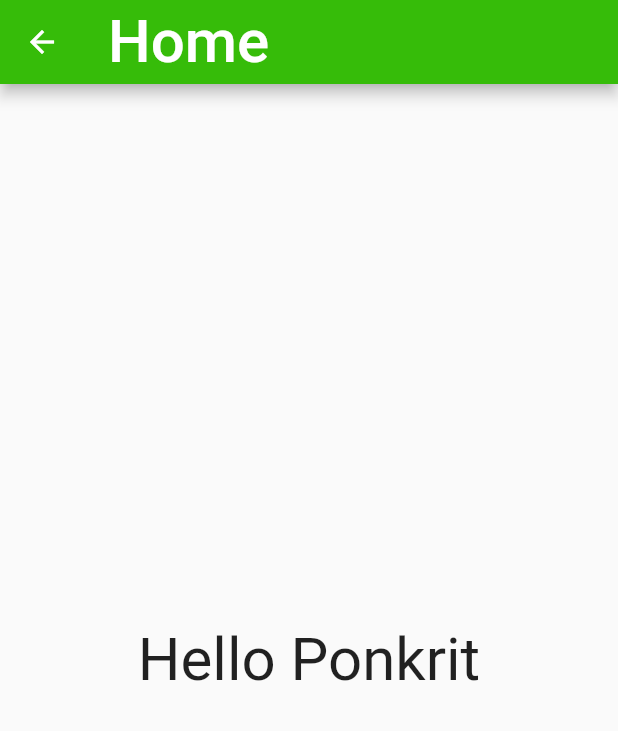
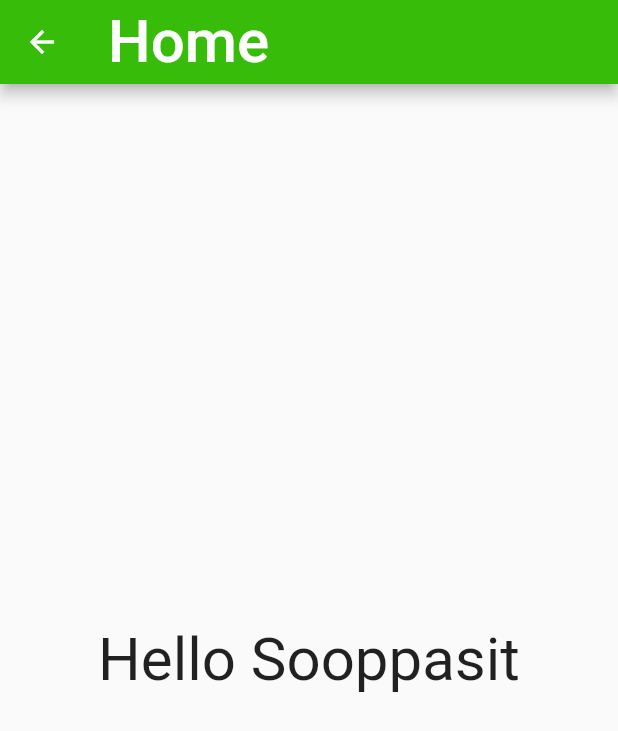
Before and after one commit to Fixdrasil/myprofile, a Flutter app: the ScaffoldWidget screen opened directly, on a phone screen of 412 x 824 dp. Shown: the top 731 px of the screen. Run offline on Flutter 3.47's test engine with Material 2 defaults, Android fonts, the phone set to English and light mode, and no system bars; our stand-ins replace google_fonts; Roboto replaces fonts that are missing (Kanit).

Commit message:
Update main.dart

```diff
--- a/lib/main.dart
+++ b/lib/main.dart
@@ -39,7 +39,7 @@
           ),
           body:Center(
             child: Text(
-              "Hello Ponkrit",
+              "Hello Sooppasit",
             style: GoogleFonts.kanit(
               textStyle:TextStyle(
                 fontSize: 40,
```
